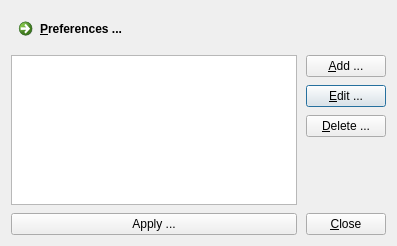
Old version of the form src/dialogs/ConnectionEditorDialog.ui in the repository wejaeger/l2tp-ipsec-vpn.
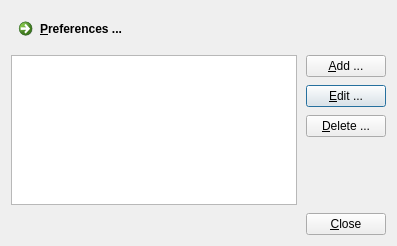
New version of the form. Icons and pictures are not drawn.

Commit message: - removed apply button from connection editor dialog

What changed in the file:
```diff
--- a/src/dialogs/ConnectionEditorDialog.ui
+++ b/src/dialogs/ConnectionEditorDialog.ui
@@ -95,16 +95,6 @@
      </property>
     </widget>
    </item>
-   <item row="5" column="0">
-    <widget class="QPushButton" name="m_pApplyButton">
-     <property name="toolTip">
-      <string>Writes your changes to the appropriate configuration files. You must reconnect after applying your changes.</string>
-     </property>
-     <property name="text">
-      <string>Apply ...</string>
-     </property>
-    </widget>
-   </item>
    <item row="0" column="0">
     <widget class="QCommandLinkButton" name="m_pPreferencesCommandLinkButton">
      <property name="sizePolicy">
```
The commit also changes 4 other files.
